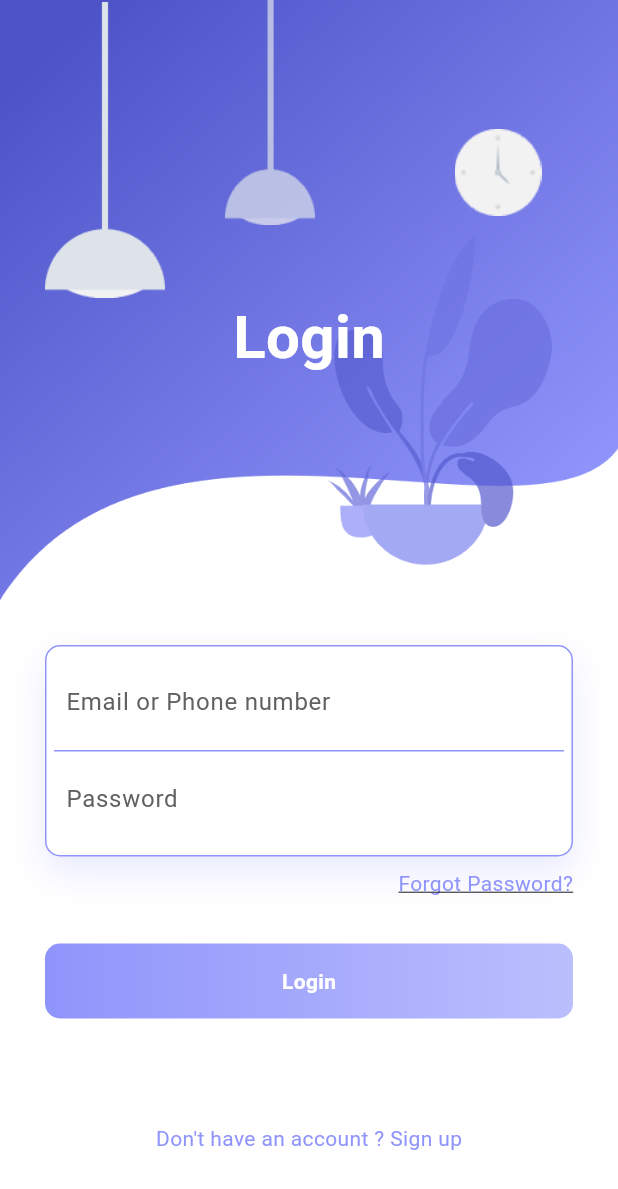
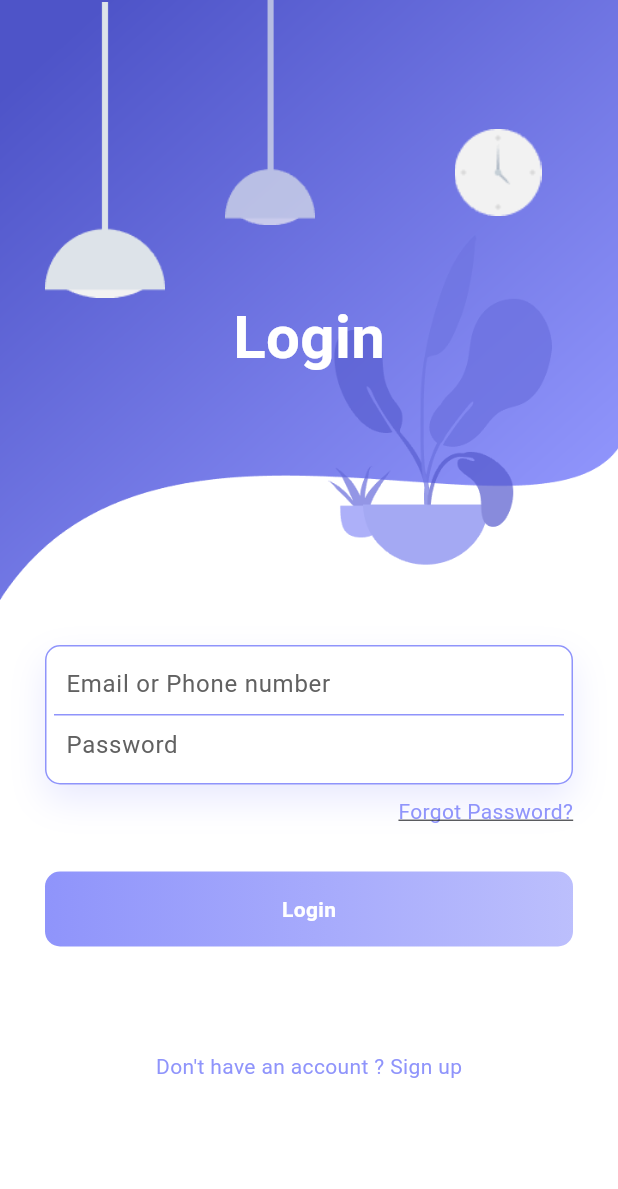
Before and after one commit to Mahender-Kumar/ecom, a Flutter app: the screen it shows after launch, on a phone screen of 412 x 824 dp. Shown: the top 1189 px of the screen. Run offline on Flutter 3.47's test engine with Material 3 defaults, Android fonts, the phone set to English and light mode, and no system bars; our stand-ins replace animate_do, cloud_firestore, firebase_auth, firebase_core, go_router; missing offline and left inert: flutter_adaptive_scaffold; accounts and stored records are empty; generated files the repository leaves out were written again.

Commit message:
theme data

```diff
--- a/lib/constants.dart
+++ b/lib/constants.dart
@@ -1,7 +1,7 @@
  import 'package:flutter/material.dart';
 
 
-final color1=Color(0xFF0C54BE);
-final color2=Color(0xFF303F60);
-final color3=Color(0xFFF5F9FD);
-final color4=Color(0xFFCED3DC);
+const color1=Color(0xFF0C54BE);
+const color2=Color(0xFF303F60);
+const color3=Color(0xFFF5F9FD);
+const color4=Color(0xFFCED3DC);
--- a/lib/main.dart
+++ b/lib/main.dart
@@ -1,4 +1,5 @@
 import 'package:ecom/app_router.dart';
+import 'package:ecom/constants.dart';
 import 'package:ecom/firebase_options.dart';
 import 'package:ecom/services/auth_service.dart';
 import 'package:firebase_auth/firebase_auth.dart';
@@ -27,9 +28,76 @@ class MyApp extends StatelessWidget {
     return MaterialApp.router(
       title: 'Dummy Ecom',
       theme: ThemeData(
-        colorScheme: ColorScheme.fromSeed(seedColor: Colors.deepPurple),
-        useMaterial3: true,
+        inputDecorationTheme: const InputDecorationTheme(
+          isDense: true,
+          disabledBorder: OutlineInputBorder(
+            borderSide: BorderSide(
+              color: Colors.black54,
+            ),
+          ),
+        ),
+        appBarTheme: const AppBarTheme(backgroundColor: Colors.white),
+        cardTheme: CardTheme(
+          color: Colors.white,
+          elevation: 0,
+          shape: RoundedRectangleBorder(
+            side: BorderSide(
+              color: Theme.of(context).colorScheme.outlineVariant,
+            ),
+            borderRadius: BorderRadius.circular(8),
+          ),
+        ),
+        dataTableTheme: DataTableThemeData(
+          dataRowMaxHeight: double.infinity,
+          headingRowColor: WidgetStateProperty.all(
+            Theme.of(context).colorScheme.primaryContainer,
+          ),
+          headingRowHeight: 36,
+          headingTextStyle: const TextStyle(
+            fontWeight: FontWeight.bold,
+          ),
+          dataTextStyle: const TextStyle(
+            fontSize: 12,
+          ),
+          dataRowMinHeight: 36,
+          columnSpacing: 16,
+        ),
+        tabBarTheme: const TabBarTheme(
+          indicatorSize: TabBarIndicatorSize.tab,
+          indicator: BoxDecoration(
+            border: Border(
+              bottom: BorderSide(
+                color: Color(0xff0161a4),
+                width: 2,
+              ),
+            ),
+            color: Color(0xffd1e4ff),
+          ),
+        ),
+        colorScheme: ColorScheme.fromSeed(
+          seedColor: color1,
+          brightness: Brightness.light,
+        ),
+        visualDensity: const VisualDensity(vertical: -4, horizontal: -4),
+        scaffoldBackgroundColor: Colors.white,
+        // navigationRailTheme: const NavigationRailThemeData(
+        //   indicatorColor: Color(0xff0161a4),
+        //   selectedIconTheme: IconThemeData(color: Colors.white),
+        // ),
       ),
+      darkTheme: ThemeData(
+        colorScheme: ColorScheme.fromSeed(
+          seedColor: color1,
+          brightness: Brightness.dark,
+        ),
+        visualDensity: const VisualDensity(vertical: -4, horizontal: -4),
+        scaffoldBackgroundColor: Colors.black,
+        // navigationRailTheme: const NavigationRailThemeData(
+        //   indicatorColor: Color(0xff0161a4),
+        //   selectedIconTheme: IconThemeData(color: Colors.black),
+        // ),
+      ),
+      themeMode: ThemeMode.light,
       debugShowCheckedModeBanner: false,
       routerConfig: AppRouter.instance.router,
     );
```
